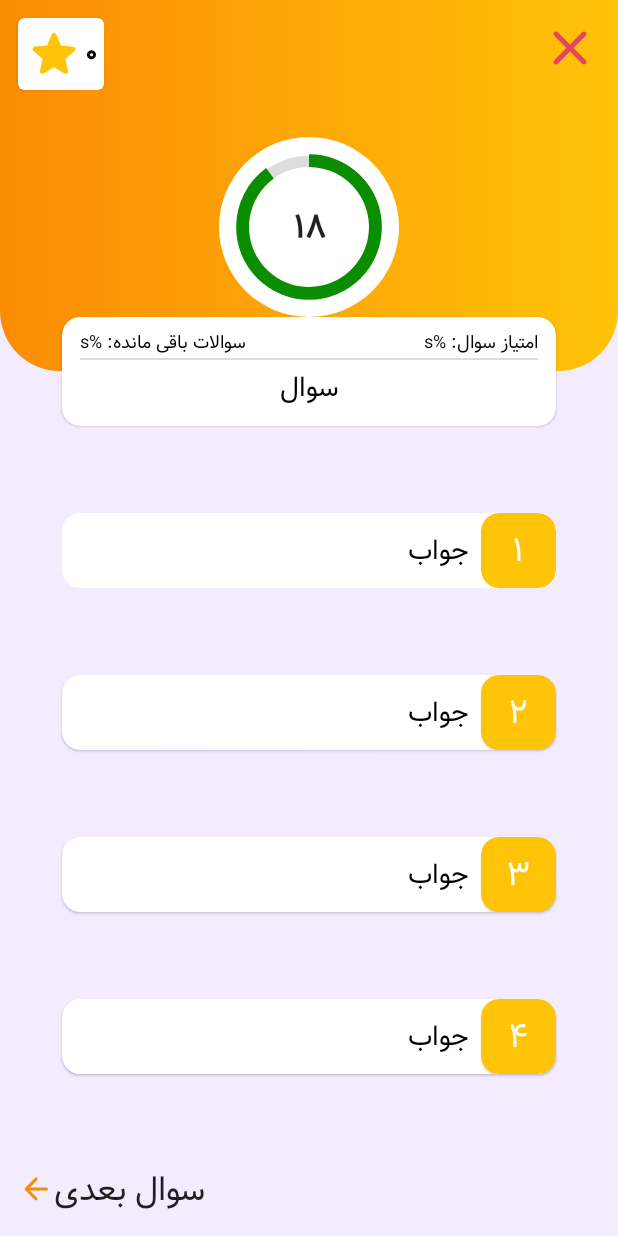
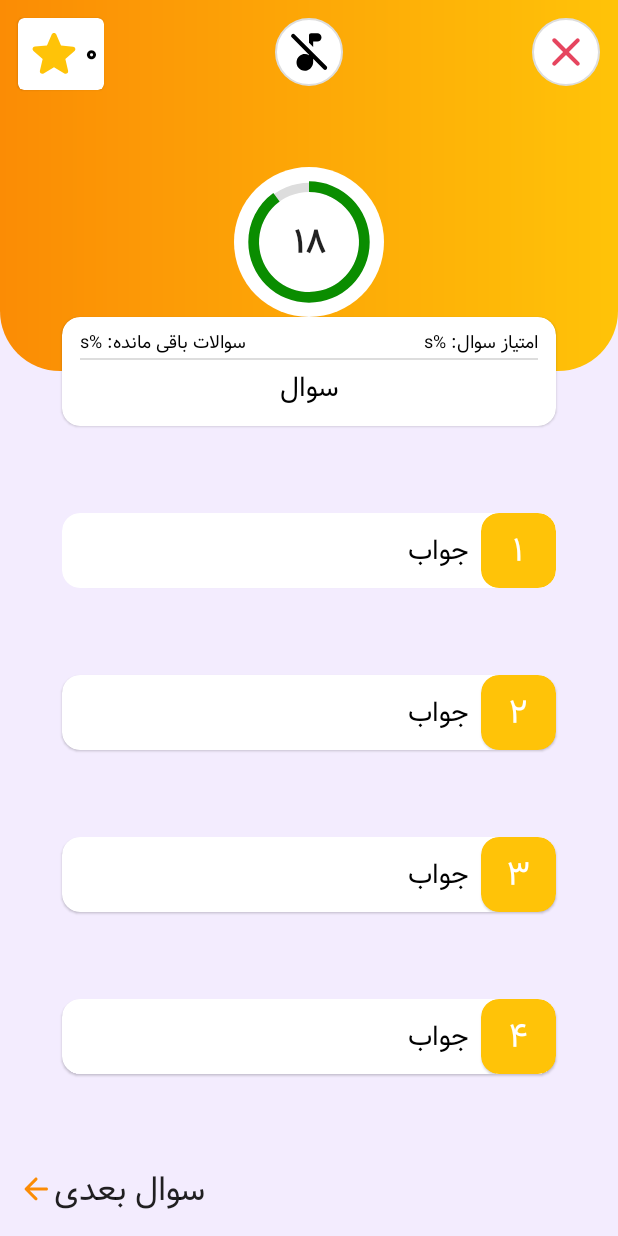
Before and after one commit to ShahabGT/GharareMaghzha, an Android app: the QuestionActivity screen opened directly, with no data from a screen before it, on a phone screen of 412 x 824 dp. Run offline under Robolectric (Android 15) with nearby library versions, the phone set to English and light mode, and no system bars; libraries missing offline, so code that uses them is left out: com.daimajia.androidanimations, io.realm; pictures from the network do not load; 35 statements that could not run were skipped.

Commit message:
bugs fixed

```diff
--- a/app/src/main/java/ir/ghararemaghzha/game/activities/QuestionActivity.java
+++ b/app/src/main/java/ir/ghararemaghzha/game/activities/QuestionActivity.java
@@ -7,6 +7,7 @@ import android.os.Bundle;
 import android.os.CountDownTimer;
 import android.view.Window;
 import android.view.WindowManager;
+import android.widget.ImageView;
 import android.widget.ProgressBar;
 import android.widget.Toast;
 
@@ -27,6 +28,7 @@ import java.util.Random;
 import io.realm.Realm;
 import io.realm.RealmResults;
 import ir.ghararemaghzha.game.R;
+import ir.ghararemaghzha.game.classes.MySettingsPreference;
 import ir.ghararemaghzha.game.classes.MySharedPreference;
 import ir.ghararemaghzha.game.classes.Utils;
 import ir.ghararemaghzha.game.data.RetrofitClient;
@@ -53,6 +55,8 @@ public class QuestionActivity extends AppCompatActivity {
     private int correctSound, wrongSound;
     private int gameScore = 0;
     private boolean shouldRandomize;
+    private ImageView music;
+    private boolean musicSetting;
 
     @Override
     protected void onCreate(Bundle savedInstanceState) {
@@ -69,6 +73,11 @@ public class QuestionActivity extends AppCompatActivity {
     private void init() {
         db = Realm.getDefaultInstance();
         data = db.where(QuestionModel.class).equalTo("visible", true).findAll();
+
+        music = findViewById(R.id.question_music);
+        musicSetting = MySettingsPreference.getInstance(this).getMusic();
+        music.setImageResource(musicSetting ? R.drawable.vector_music_on : R.drawable.vector_music_off);
+
 
         next = findViewById(R.id.question_next);
         questionPoints = findViewById(R.id.question_points);
@@ -104,6 +113,8 @@ public class QuestionActivity extends AppCompatActivity {
 
             @Override
             public void onFinish() {
+                timeText.setText(String.valueOf(0));
+                progressBar.setProgress(0);
                 answer1c.setEnabled(false);
                 answer2c.setEnabled(false);
                 answer3c.setEnabled(false);
@@ -141,6 +152,20 @@ public class QuestionActivity extends AppCompatActivity {
     }
 
     private void onClicks() {
+        music.setOnClickListener(v -> {
+            musicSetting = !musicSetting;
+            music.setImageResource(musicSetting ? R.drawable.vector_music_on : R.drawable.vector_music_off);
+            if (musicSetting) {
+                mediaPlayer = MediaPlayer.create(this, R.raw.game);
+                mediaPlayer.setLooping(true);
+                mediaPlayer.start();
+            } else {
+                mediaPlayer.pause();
+                mediaPlayer.stop();
+            }
+        });
+
+
         answer1c.setOnClickListener(v -> {
             downTimer.cancel();
             timeText.setText(String.valueOf(0));
@@ -338,7 +363,7 @@ public class QuestionActivity extends AppCompatActivity {
         String number = MySharedPreference.getInstance(this).getNumber();
         String token = MySharedPreference.getInstance(this).getAccessToken();
         if (number.isEmpty() || token.isEmpty()) {
-            Utils.logout(QuestionActivity.this,true);
+            Utils.logout(QuestionActivity.this, true);
             return;
         }
         RetrofitClient.getInstance().getApi()
@@ -353,7 +378,7 @@ public class QuestionActivity extends AppCompatActivity {
                             db.commitTransaction();
 
                         } else if (response.code() == 401) {
-                            Utils.logout(QuestionActivity.this,true);
+                            Utils.logout(QuestionActivity.this, true);
                         }
                     }
 
@@ -398,7 +423,7 @@ public class QuestionActivity extends AppCompatActivity {
         String number = MySharedPreference.getInstance(this).getNumber();
         String token = MySharedPreference.getInstance(this).getAccessToken();
         if (number.isEmpty() || token.isEmpty()) {
-            Utils.logout(QuestionActivity.this,true);
+            Utils.logout(QuestionActivity.this, true);
             return;
         }
         RetrofitClient.getInstance().getApi()
@@ -407,7 +432,7 @@ public class QuestionActivity extends AppCompatActivity {
                     @Override
                     public void onResponse(@NonNull Call<GeneralResponse> call, @NonNull Response<GeneralResponse> response) {
                         if (response.code() == 401) {
-                            Utils.logout(QuestionActivity.this,true);
+                            Utils.logout(QuestionActivity.this, true);
                         }
                     }
 
@@ -421,14 +446,14 @@ public class QuestionActivity extends AppCompatActivity {
     @Override
     protected void onPause() {
         super.onPause();
-        if (mediaPlayer != null)
+        if (mediaPlayer != null && musicSetting)
             mediaPlayer.pause();
     }
 
     @Override
     protected void onResume() {
         super.onResume();
-        if (mediaPlayer != null)
+        if (mediaPlayer != null && musicSetting)
             mediaPlayer.start();
     }
 
--- /dev/null
+++ b/app/src/main/java/ir/ghararemaghzha/game/classes/MySettingsPreference.java
@@ -0,0 +1,44 @@
+package ir.ghararemaghzha.game.classes;
+
+import android.content.Context;
+import android.content.SharedPreferences;
+import androidx.security.crypto.EncryptedSharedPreferences;
+import androidx.security.crypto.MasterKey;
+import java.io.IOException;
+import java.security.GeneralSecurityException;
+
+public class MySettingsPreference {
+
+    private static MySettingsPreference instance;
+    private static SharedPreferences sharedPreferences;
+
+
+    public static MySettingsPreference getInstance(Context context){
+        if (instance==null) {
+            instance = new MySettingsPreference(context);
+        }
+
+        return instance;
+    }
+
+    private MySettingsPreference(Context context){
+        try {
+            MasterKey masterKey = new MasterKey.Builder(context).setKeyScheme(MasterKey.KeyScheme.AES256_GCM).build();
+            sharedPreferences = EncryptedSharedPreferences.create(
+                    context,
+                    "settings_preference",
+                    masterKey,
+                    EncryptedSharedPreferences.PrefKeyEncryptionScheme.AES256_SIV,
+                    EncryptedSharedPreferences.PrefValueEncryptionScheme.AES256_GCM);
+        } catch (GeneralSecurityException | IOException e) {
+            e.printStackTrace();
+        }
+    }
+    public void setMusic(boolean state){
+        sharedPreferences.edit().putBoolean("music",state).apply();
+    }
+    public boolean getMusic(){
+        return  sharedPreferences.getBoolean("music",true);
+    }
+
+}
--- a/app/src/main/java/ir/ghararemaghzha/game/dialogs/IncomingDialog.java
+++ b/app/src/main/java/ir/ghararemaghzha/game/dialogs/IncomingDialog.java
@@ -40,6 +40,6 @@ public class IncomingDialog extends Dialog {
         DateConverter dateConverter = new DateConverter();
 
         dateConverter.gregorianToPersian(Integer.parseInt(d.substring(0,4)),Integer.parseInt(d.substring(5,7)),Integer.parseInt(d.substring(8,10)));
-        date.setText(dateConverter.getYear()+"/"+dateConverter.getMonth()+"/"+dateConverter.getDay());
+        date.setText(dateConverter.getYear()+"/"+dateConverter.getMonth()+"/"+dateConverter.getDay()+" "+d.substring(11, 16));
     }
 }
--- /dev/null
+++ b/app/src/main/res/drawable/round.xml
@@ -0,0 +1,10 @@
+<?xml version="1.0" encoding="utf-8"?>
+<shape xmlns:android="http://schemas.android.com/apk/res/android"
+    android:shape="oval">
+    <solid
+        android:color="@color/white"/>
+    <stroke
+        android:color="#DDD"
+        android:width="1.5dp"/>
+
+</shape>
--- /dev/null
+++ b/app/src/main/res/drawable/vector_music_off.xml
@@ -0,0 +1,5 @@
+<vector android:height="32dp" android:tint="?attr/colorControlNormal"
+    android:viewportHeight="24" android:viewportWidth="24"
+    android:width="32dp" xmlns:android="http://schemas.android.com/apk/res/android">
+    <path android:fillColor="@android:color/white" android:pathData="M14,9.61V7h2c1.1,0 2,-0.9 2,-2s-0.9,-2 -2,-2h-3c-0.55,0 -1,0.45 -1,1v3.61l2,2zM5.12,3.56c-0.39,-0.39 -1.02,-0.39 -1.41,0 -0.39,0.39 -0.39,1.02 0,1.41l8.29,8.3v0.28c-0.94,-0.54 -2.1,-0.75 -3.33,-0.32 -1.34,0.48 -2.37,1.67 -2.61,3.07 -0.46,2.74 1.86,5.08 4.59,4.65 1.96,-0.31 3.35,-2.11 3.35,-4.1v-1.58l5.02,5.02c0.39,0.39 1.02,0.39 1.41,0 0.39,-0.39 0.39,-1.02 0,-1.41L5.12,3.56z"/>
+</vector>
--- /dev/null
+++ b/app/src/main/res/drawable/vector_music_on.xml
@@ -0,0 +1,5 @@
+<vector android:height="32dp" android:tint="?attr/colorControlNormal"
+    android:viewportHeight="24" android:viewportWidth="24"
+    android:width="32dp" xmlns:android="http://schemas.android.com/apk/res/android">
+    <path android:fillColor="@android:color/white" android:pathData="M12,5v8.55c-0.94,-0.54 -2.1,-0.75 -3.33,-0.32 -1.34,0.48 -2.37,1.67 -2.61,3.07 -0.46,2.74 1.86,5.08 4.59,4.65 1.96,-0.31 3.35,-2.11 3.35,-4.1V7h2c1.1,0 2,-0.9 2,-2s-0.9,-2 -2,-2h-2c-1.1,0 -2,0.9 -2,2z"/>
+</vector>
--- a/app/src/main/res/layout/activity_buy_history.xml
+++ b/app/src/main/res/layout/activity_buy_history.xml
@@ -43,12 +43,14 @@
 
     <ImageView
         android:id="@+id/buyhistory_close"
-        android:layout_width="40dp"
-        android:layout_height="40dp"
+        android:layout_width="45dp"
+        android:layout_height="45dp"
         android:layout_margin="12dp"
+        android:background="@drawable/round"
         android:clickable="true"
         android:focusable="true"
         android:foreground="?attr/selectableItemBackground"
+        android:padding="6dp"
         android:soundEffectsEnabled="true"
         app:layout_constraintRight_toRightOf="parent"
         app:layout_constraintTop_toTopOf="parent"
--- a/app/src/main/res/layout/activity_profile.xml
+++ b/app/src/main/res/layout/activity_profile.xml
@@ -49,12 +49,14 @@
 
     <ImageView
         android:id="@+id/profile_close"
-        android:layout_width="40dp"
-        android:layout_height="40dp"
+        android:layout_width="45dp"
+        android:layout_height="45dp"
         android:layout_margin="12dp"
+        android:background="@drawable/round"
         android:clickable="true"
         android:focusable="true"
         android:foreground="?attr/selectableItemBackground"
+        android:padding="6dp"
         android:soundEffectsEnabled="true"
         app:layout_constraintRight_toRightOf="parent"
         app:layout_constraintTop_toTopOf="parent"
--- a/app/src/main/res/layout/activity_question.xml
+++ b/app/src/main/res/layout/activity_question.xml
@@ -39,12 +39,14 @@
 
     <ImageView
         android:id="@+id/question_close"
-        android:layout_width="40dp"
-        android:layout_height="40dp"
+        android:layout_width="45dp"
+        android:layout_height="45dp"
         android:layout_margin="12dp"
+        android:background="@drawable/round"
         android:clickable="true"
         android:focusable="true"
         android:foreground="?attr/selectableItemBackground"
+        android:padding="6dp"
         android:soundEffectsEnabled="true"
         app:layout_constraintRight_toRightOf="parent"
         app:layout_constraintTop_toTopOf="parent"
@@ -93,6 +95,24 @@
 
 
     </com.google.android.material.card.MaterialCardView>
+
+
+    <ImageView
+        android:id="@+id/question_music"
+        android:layout_width="45dp"
+        android:layout_height="45dp"
+        android:layout_margin="12dp"
+        android:background="@drawable/round"
+        android:clickable="true"
+        android:focusable="true"
+        android:foreground="?attr/selectableItemBackground"
+        android:padding="6dp"
+        android:soundEffectsEnabled="true"
+        app:layout_constraintLeft_toLeftOf="parent"
+        app:layout_constraintRight_toRightOf="parent"
+        app:layout_constraintTop_toTopOf="parent"
+        app:srcCompat="@drawable/vector_music_on"
+        app:tint="@color/black" />
 
 
     <com.google.android.material.card.MaterialCardView
@@ -166,8 +186,8 @@
 
     <ProgressBar
         android:id="@+id/question_progress_bar"
-        android:layout_width="120dp"
-        android:layout_height="120dp"
+        android:layout_width="100dp"
+        android:layout_height="100dp"
         android:indeterminateOnly="false"
         android:progressDrawable="@drawable/circle"
         app:layout_constraintBottom_toTopOf="@id/question_question_card"
--- a/app/src/main/res/layout/row_incoming.xml
+++ b/app/src/main/res/layout/row_incoming.xml
@@ -39,6 +39,7 @@
             app:srcCompat="@drawable/vector_left" />
 
         <com.google.android.material.textview.MaterialTextView
+            android:visibility="gone"
             android:id="@+id/incoming_date"
             style="@style/TextAppearance.AppCompat.Caption"
             android:layout_width="wrap_content"
```
Also changed, not shown: app/src/main/res/layout/activity_invite.xml (+5 -3 lines), app/src/main/res/layout/activity_support.xml (+5 -3 lines), app/src/main/res/layout/dialog_incoming.xml (+14 -14 lines).
